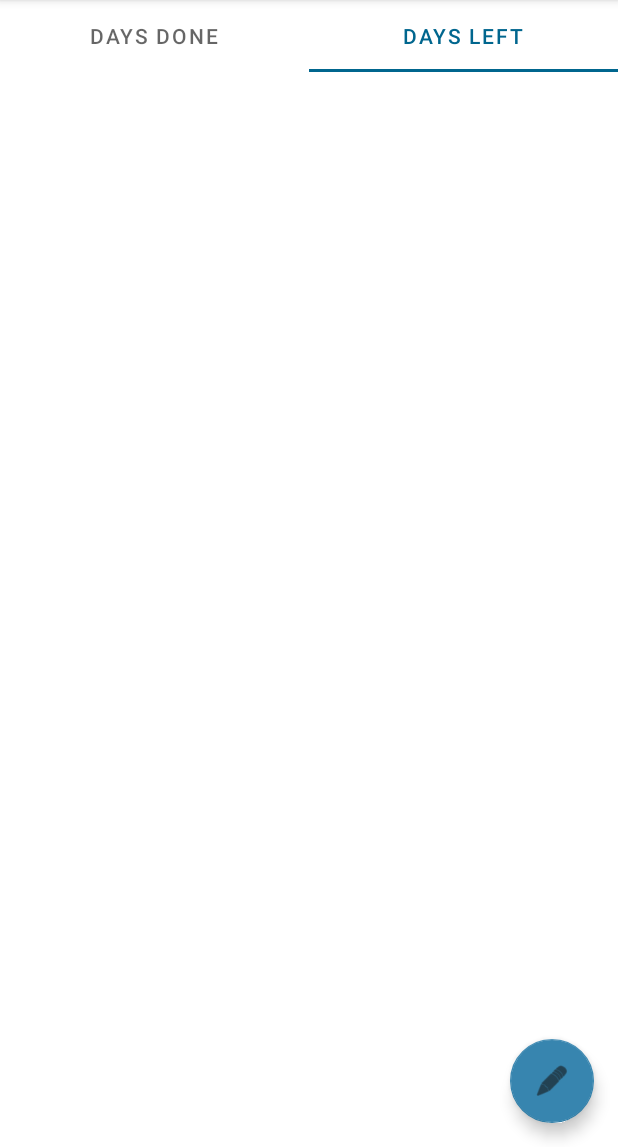
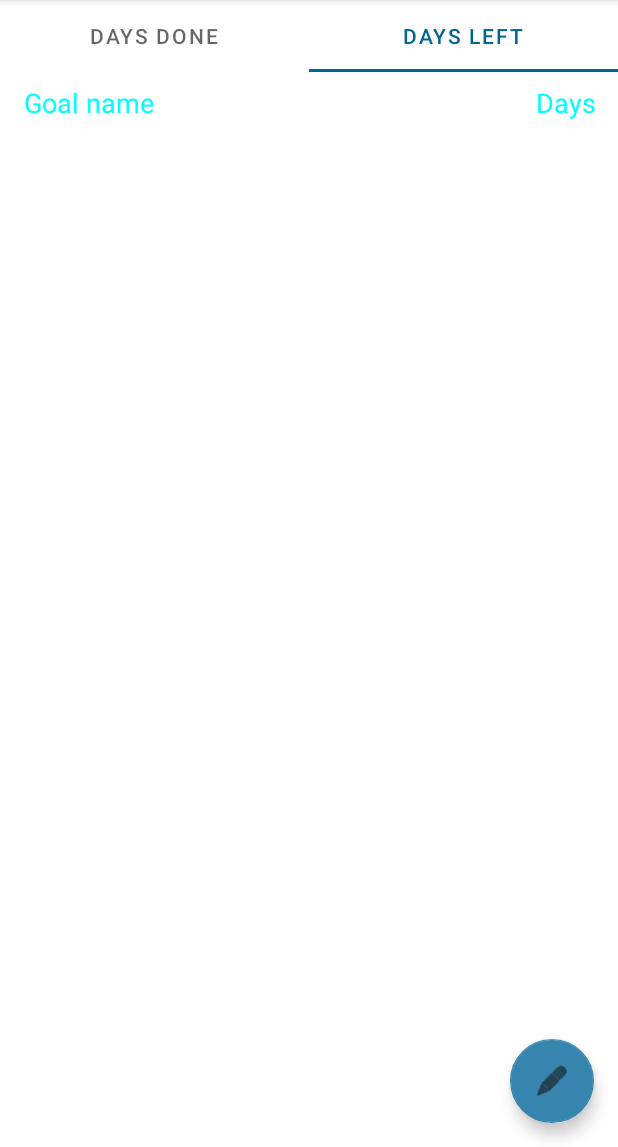
Before and after one commit to np4305/GoalTracker, an Android app: the screen it shows after launch (MainActivity), tab 2 chosen, on a phone screen of 412 x 824 dp, the part 89-1236 px from its top. Run offline under Robolectric (Android 15) with nearby library versions, the phone set to English and light mode, and no system bars.

Commit message:
DaysLeft is done.

```diff
--- a/app/src/main/java/com/goaltracker/DaysDone.java
+++ b/app/src/main/java/com/goaltracker/DaysDone.java
@@ -71,6 +71,8 @@ public class DaysDone extends Fragment {
 
         //go through every goal
         goals.getGoals().forEach(goal -> {
+            if (goal.hasAnEnd())
+                return;
 
             //We prepare new row to set the data
             View oneRow = LayoutInflater.from(getContext()).inflate(R.layout.table_layout, viewDaysDone, false);
@@ -97,6 +99,7 @@ public class DaysDone extends Fragment {
 
             viewDaysDone.addView(oneRow); //add to view
             viewDaysDone.requestLayout(); //redraw the layout
+
         });
     }
 
--- a/app/src/main/java/com/goaltracker/DaysLeft.java
+++ b/app/src/main/java/com/goaltracker/DaysLeft.java
@@ -1,17 +1,30 @@
 package com.goaltracker;
 
+import static java.time.temporal.ChronoUnit.DAYS;
+
+import android.graphics.Color;
 import android.os.Bundle;
 import android.view.LayoutInflater;
 import android.view.View;
 import android.view.ViewGroup;
+import android.widget.LinearLayout;
+import android.widget.TextView;
+import android.widget.Toast;
 
+import androidx.annotation.NonNull;
+import androidx.annotation.Nullable;
 import androidx.fragment.app.Fragment;
+
+import com.goaltracker.Model.Goal;
+import com.goaltracker.Model.GoalRoot;
+
+import java.time.LocalDateTime;
 
 public class DaysLeft extends Fragment {
 
-    public DaysLeft() {
-        // Required empty public constructor
-    }
+
+    GoalRoot goals;
+    LinearLayout viewDaysLeft;
 
     @Override
     public void onCreate(Bundle savedInstanceState) {
@@ -20,9 +33,88 @@ public class DaysLeft extends Fragment {
     }
 
     @Override
+    public void onResume() {
+        super.onResume();
+        drawGoals();
+    }
+
+    @Override
+    public void onViewCreated(@NonNull View view, @Nullable Bundle savedInstanceState) {
+        super.onViewCreated(view, savedInstanceState);
+
+        viewDaysLeft = view.findViewById(R.id.viewDaysLeft);
+
+        drawGoals();
+    }
+
+    private void drawGoals() {
+        goals = FileOperations.getGoalRoot(); //get all goals
+
+        viewDaysLeft.removeAllViews(); //remove all goals from viewDaysDone
+
+        View header = LayoutInflater.from(getContext()).inflate(R.layout.table_layout, viewDaysLeft, false);
+
+        TextView goalName = header.findViewById(R.id.textViewNameOfGoal);
+        goalName.setText(R.string.goalNameLabel);
+        goalName.setTextColor(Color.CYAN);
+
+        TextView goalDays = header.findViewById(R.id.textViewNumberOfDays);
+        goalDays.setText(R.string.goalDaysLabel);
+        goalDays.setTextColor(Color.CYAN);
+
+        header.findViewById(R.id.table_layout_delete).setVisibility(View.GONE);
+        viewDaysLeft.addView(header);
+
+        //go through every goal
+        goals.getGoals().forEach(goal -> {
+            if (!goal.hasAnEnd())
+                return;
+
+            //We prepare new row to set the data
+            View oneRow = LayoutInflater.from(getContext()).inflate(R.layout.table_layout, viewDaysLeft, false);
+
+            //Set the goal name
+            ((TextView) oneRow.findViewById(R.id.textViewNameOfGoal)).setText(goal.getName());
+
+            //Set the days passed
+            ((TextView) oneRow.findViewById(R.id.textViewNumberOfDays)).setText(getDaysFromDate(goal.getEnd()));
+
+            //Set on trash can click
+            oneRow.findViewById(R.id.table_layout_delete).setOnClickListener(View -> {
+                //If deleting from array is a success
+                if (goals.getGoals().remove(goal)) {
+                    FileOperations.saveGoalRoot(goals); //delete from array
+
+                    //Notify user, that the Goal was deleted
+                    Toast.makeText(getContext(), getString(R.string.goalRemovedSuccess), Toast.LENGTH_SHORT).show();
+
+                    //redraw all goals
+                    drawGoals();
+                }
+            });
+
+            viewDaysLeft.addView(oneRow); //add to view
+            viewDaysLeft.requestLayout(); //redraw the layout
+        });
+    }
+
+    @Override
     public View onCreateView(LayoutInflater inflater, ViewGroup container,
                              Bundle savedInstanceState) {
         // Inflate the layout for this fragment
         return inflater.inflate(R.layout.fragment_days_left, container, false);
     }
+
+    private String getDaysFromDate(String date) {
+        try {
+            LocalDateTime date1 = LocalDateTime.parse(date, Goal.customFormat); //Get date of Goal
+            LocalDateTime now = LocalDateTime.now(); //Get current date
+
+            return Long.toString(DAYS.between(now, date1)); //return number between dates
+        } catch (Exception ex) {
+            ex.printStackTrace();
+        }
+
+        return null;
+    }
 }
--- a/app/src/main/res/layout/fragment_days_left.xml
+++ b/app/src/main/res/layout/fragment_days_left.xml
@@ -3,4 +3,10 @@
     xmlns:tools="http://schemas.android.com/tools"
     android:layout_width="match_parent"
     android:layout_height="match_parent"
-    tools:context=".DaysLeft"/>
+    tools:context=".DaysLeft">
+    <LinearLayout
+        android:id="@+id/viewDaysLeft"
+        android:layout_width="match_parent"
+        android:layout_height="match_parent"
+        android:orientation="vertical"></LinearLayout>
+</FrameLayout>
--- a/app/src/main/res/values/strings.xml
+++ b/app/src/main/res/values/strings.xml
@@ -2,9 +2,7 @@
     <string name="app_name">GoalTracker</string>
     <string name="tab_text_1">Days Done</string>
     <string name="tab_text_2">Days Left</string>
-    <!-- TODO: Remove or change this placeholder text -->
-    <string name="hello_blank_fragment">Hello blank fragment</string>
     <string name="goalRemovedSuccess">Odstranjeno!</string>
     <string name="goalNameLabel">Goal name</string>
-    <string name="goalDaysLabel">Days from</string>
+    <string name="goalDaysLabel">Days</string>
 </resources>
```
Also changed, not shown: app/src/main/java/com/goaltracker/EventInsert.java (+26 -2 lines), app/src/main/java/com/goaltracker/Model/Goal.java (+8 -0 lines), app/src/main/res/layout/activity_event_insert.xml (+20 -4 lines).
